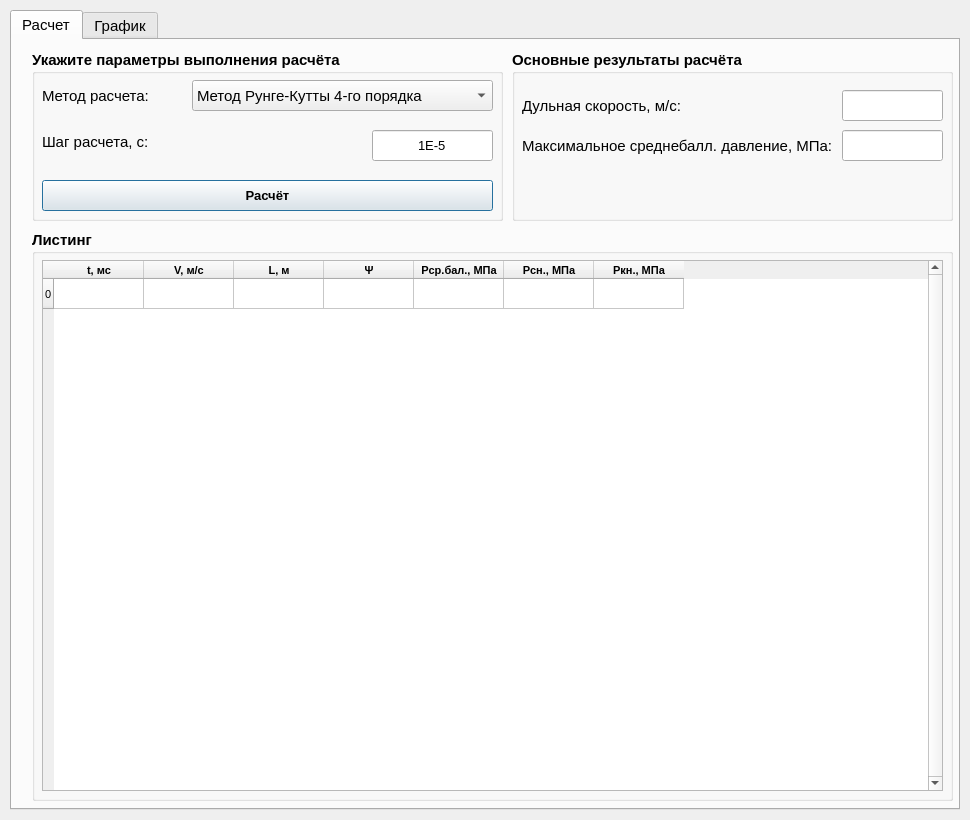
Before: the Qt Designer form GUI/Analyze/analysis.ui in sabbraxcaddabra/IntBalOptimization, drawn with Qt 5.
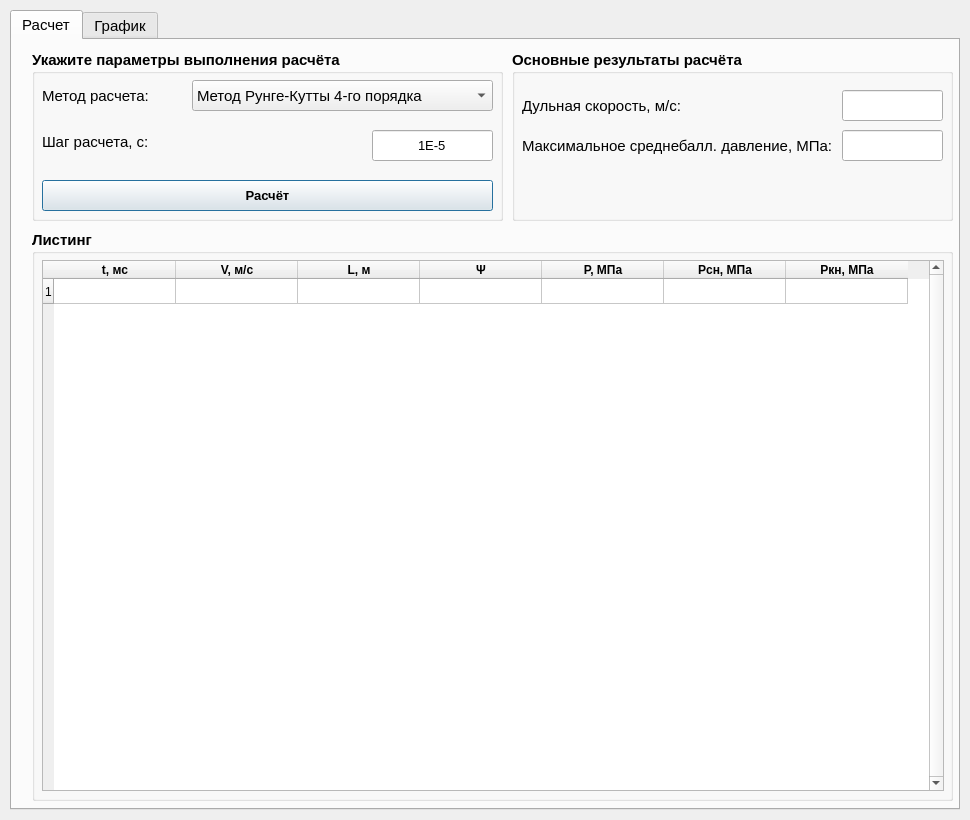
After: the same form once the commit is applied.

What changed in the file:
```diff
--- a/GUI/Analyze/analysis.ui
+++ b/GUI/Analyze/analysis.ui
@@ -97,13 +97,13 @@
        <rect>
         <x>10</x>
         <y>30</y>
-        <width>901</width>
+        <width>902</width>
         <height>531</height>
        </rect>
       </property>
       <property name="font">
        <font>
-        <pointsize>8</pointsize>
+        <pointsize>9</pointsize>
         <weight>50</weight>
         <bold>false</bold>
        </font>
@@ -114,21 +114,27 @@
       <property name="horizontalScrollBarPolicy">
        <enum>Qt::ScrollBarAsNeeded</enum>
       </property>
+      <property name="showDropIndicator" stdset="0">
+       <bool>true</bool>
+      </property>
+      <property name="showGrid">
+       <bool>true</bool>
+      </property>
       <attribute name="horizontalHeaderDefaultSectionSize">
-       <number>90</number>
+       <number>122</number>
       </attribute>
       <attribute name="horizontalHeaderMinimumSectionSize">
-       <number>90</number>
+       <number>122</number>
       </attribute>
       <attribute name="verticalHeaderDefaultSectionSize">
-       <number>30</number>
+       <number>25</number>
       </attribute>
       <attribute name="verticalHeaderMinimumSectionSize">
-       <number>30</number>
+       <number>25</number>
       </attribute>
       <row>
        <property name="text">
-        <string>0</string>
+        <string>1</string>
        </property>
       </row>
       <column>
@@ -177,7 +183,7 @@
       </column>
       <column>
        <property name="text">
-        <string>Pср.бал., МПа</string>
+        <string>P, МПа</string>
        </property>
        <property name="font">
         <font>
@@ -188,7 +194,7 @@
       </column>
       <column>
        <property name="text">
-        <string>Pсн., МПа</string>
+        <string>Pсн, МПа</string>
        </property>
        <property name="font">
         <font>
@@ -199,7 +205,7 @@
       </column>
       <column>
        <property name="text">
-        <string>Pкн., МПа</string>
+        <string>Pкн, МПа</string>
        </property>
        <property name="font">
         <font>
```
Left out of the diff: 6 changed lines with no effect on the pictures.
